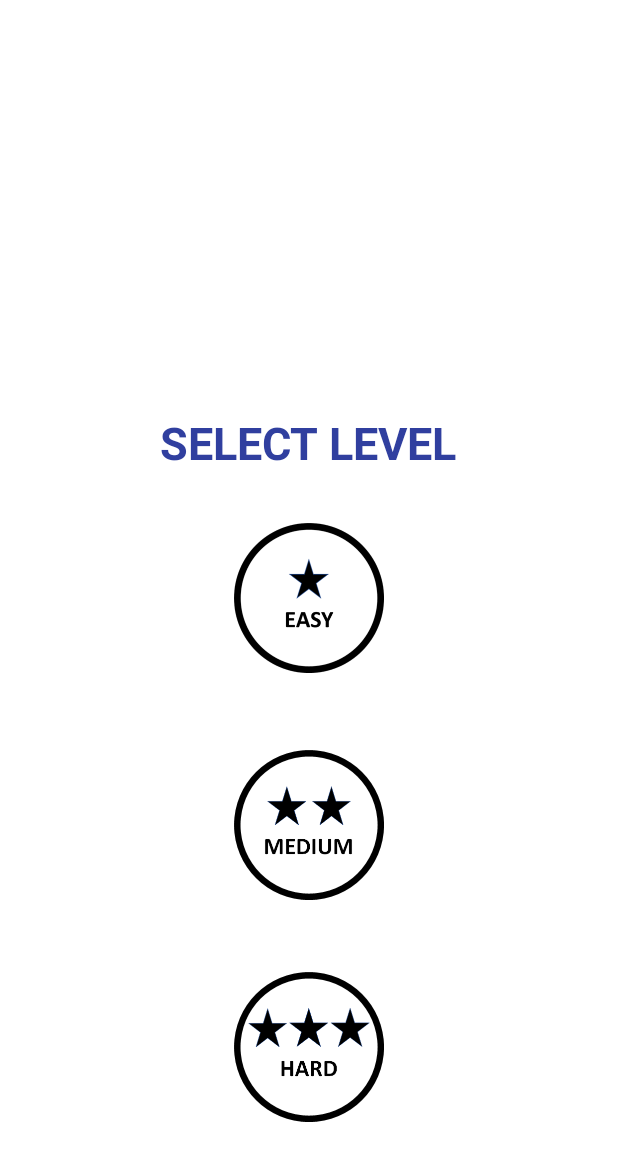
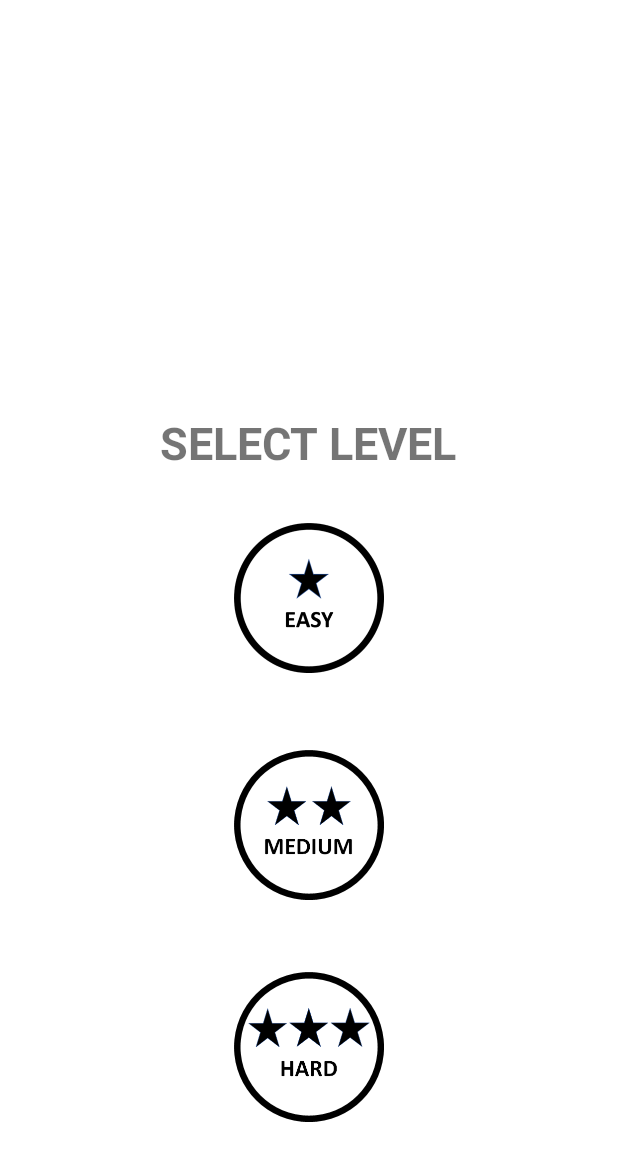
Before and after one commit to quan-nguyen-7121996/OfficeWorkout, an Android app: the Level screen opened directly, with no data from a screen before it, on a phone screen of 412 x 824 dp. Shown: the top 1161 px of the screen. Run offline under Robolectric (Android 15) with nearby library versions, the light colour scheme and no system bars.

Commit message:
App OfficeWorkout for project at school

```diff
--- a/app/src/main/res/layout/activity_level.xml
+++ b/app/src/main/res/layout/activity_level.xml
@@ -49,7 +49,6 @@
         android:layout_centerHorizontal="true"
         android:layout_marginBottom="33dp"
         android:text="SELECT LEVEL"
-        android:textColor="@color/colorPrimaryDark"
         android:textSize="30dip"
         android:textStyle="bold" />
 
```
